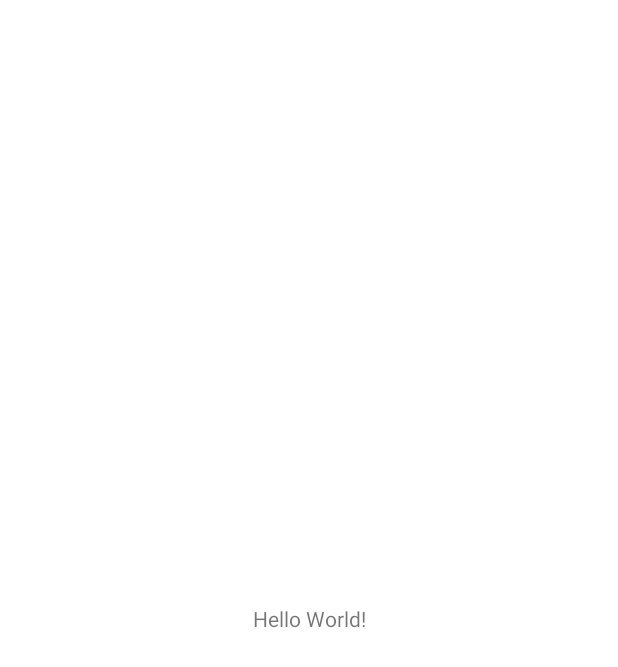
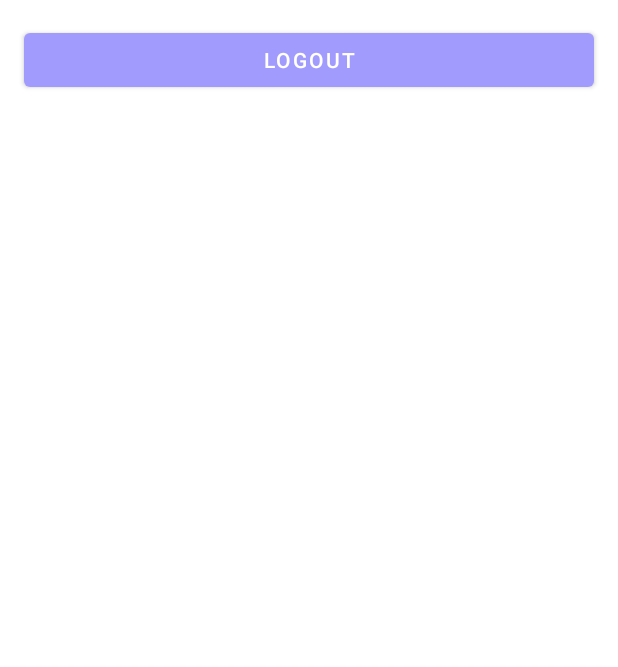
Before and after one commit to AfiNaufal97/Plugin_PHB, an Android app: the MainActivity screen opened directly, with no data from a screen before it, on a phone screen of 412 x 824 dp. Before the commit the part shown is almost empty. Shown: the top 667 px of the screen. Run offline under Robolectric (Android 15) with nearby library versions, the phone set to English and light mode, and no system bars.

Commit message:
update tugas week 6

```diff
--- a/RetrofitLoginRegisterWeek5/app/src/main/java/com/example/retrofitloginregister/MainActivity.kt
+++ b/RetrofitLoginRegisterWeek5/app/src/main/java/com/example/retrofitloginregister/MainActivity.kt
@@ -1,11 +1,27 @@
 package com.example.retrofitloginregister
 
+import android.content.Intent
 import androidx.appcompat.app.AppCompatActivity
 import android.os.Bundle
+import com.example.retrofitloginregister.api.Constanta
+import com.example.retrofitloginregister.databinding.ActivityMainBinding
 
 class MainActivity : AppCompatActivity() {
+
+    private lateinit var binding:ActivityMainBinding
+
     override fun onCreate(savedInstanceState: Bundle?) {
         super.onCreate(savedInstanceState)
-        setContentView(R.layout.activity_main)
+        binding = ActivityMainBinding.inflate(layoutInflater)
+        setContentView(binding.root)
+        logout()
+    }
+
+    private fun logout() {
+        binding.btnLogout.setOnClickListener {
+            Constanta.deleteToken(this)
+            startActivity(Intent(this,FormLogin::class.java ))
+            finish()
+        }
     }
 }
--- a/RetrofitLoginRegisterWeek5/app/src/main/res/layout/activity_main.xml
+++ b/RetrofitLoginRegisterWeek5/app/src/main/res/layout/activity_main.xml
@@ -6,13 +6,15 @@
     android:layout_height="match_parent"
     tools:context=".MainActivity">
 
-    <TextView
-        android:layout_width="wrap_content"
+    <Button
+        android:id="@+id/btn_logout"
+        android:layout_width="match_parent"
         android:layout_height="wrap_content"
-        android:text="Hello World!"
-        app:layout_constraintBottom_toBottomOf="parent"
-        app:layout_constraintLeft_toLeftOf="parent"
-        app:layout_constraintRight_toRightOf="parent"
+        android:text="Logout"
+        android:layout_margin="16dp"
+        app:layout_constraintEnd_toEndOf="parent"
+        app:layout_constraintHorizontal_bias="0.5"
+        app:layout_constraintStart_toStartOf="parent"
         app:layout_constraintTop_toTopOf="parent" />
 
 </androidx.constraintlayout.widget.ConstraintLayout>
```
Also changed, not shown: RetrofitLoginRegisterWeek5/app/src/main/java/com/example/retrofitloginregister/FormLogin.kt (+15 -0 lines).
